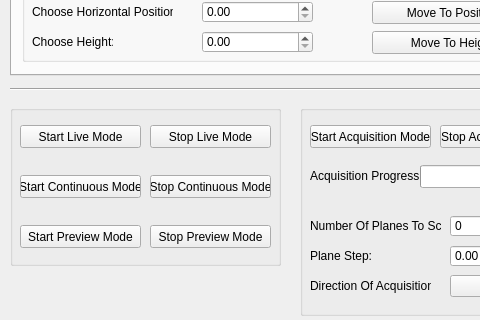
Old version of the form gui/control.ui in the repository LIOMLab/lightsheet; both pictures show x 0 to 480 and y 495 to 815 of the 830 by 815 pixel window.
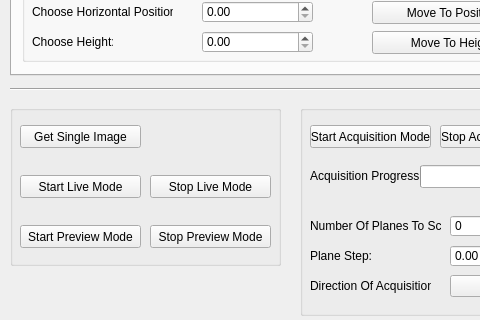
New version of the form.

Commit message: > Trigger properly implemented. The AO class for the Galvos & ETLs is the master >Terminology for the modes changed: Live Mode is now Get Single Image, Continuous Mode is now Live Mode >Lasers task created. The lasers are now automatically on when we start Live Mode or Get Single Image -PierreGCollins

```diff
--- a/gui/control.ui
+++ b/gui/control.ui
@@ -2048,32 +2048,6 @@
      <rect>
       <x>10</x>
       <y>70</y>
-      <width>121</width>
-      <height>23</height>
-     </rect>
-    </property>
-    <property name="text">
-     <string>Start Continuous Mode</string>
-    </property>
-   </widget>
-   <widget class="QPushButton" name="pushButton_stopContinuous">
-    <property name="geometry">
-     <rect>
-      <x>140</x>
-      <y>70</y>
-      <width>121</width>
-      <height>23</height>
-     </rect>
-    </property>
-    <property name="text">
-     <string>Stop Continuous Mode</string>
-    </property>
-   </widget>
-   <widget class="QPushButton" name="pushButton_startLive">
-    <property name="geometry">
-     <rect>
-      <x>10</x>
-      <y>20</y>
       <width>121</width>
       <height>23</height>
      </rect>
@@ -2086,7 +2060,7 @@
     <property name="geometry">
      <rect>
       <x>140</x>
-      <y>20</y>
+      <y>70</y>
       <width>121</width>
       <height>23</height>
      </rect>
@@ -2095,6 +2069,19 @@
      <string>Stop Live Mode</string>
     </property>
    </widget>
+   <widget class="QPushButton" name="pushButton_getSingleImage">
+    <property name="geometry">
+     <rect>
+      <x>10</x>
+      <y>20</y>
+      <width>121</width>
+      <height>23</height>
+     </rect>
+    </property>
+    <property name="text">
+     <string>Get Single Image</string>
+    </property>
+   </widget>
    <widget class="QPushButton" name="pushButton_startPreviewMode">
     <property name="geometry">
      <rect>
```
Left out of the diff: 4 changed lines with no effect on the pictures. The commit also changes 3 other files.
